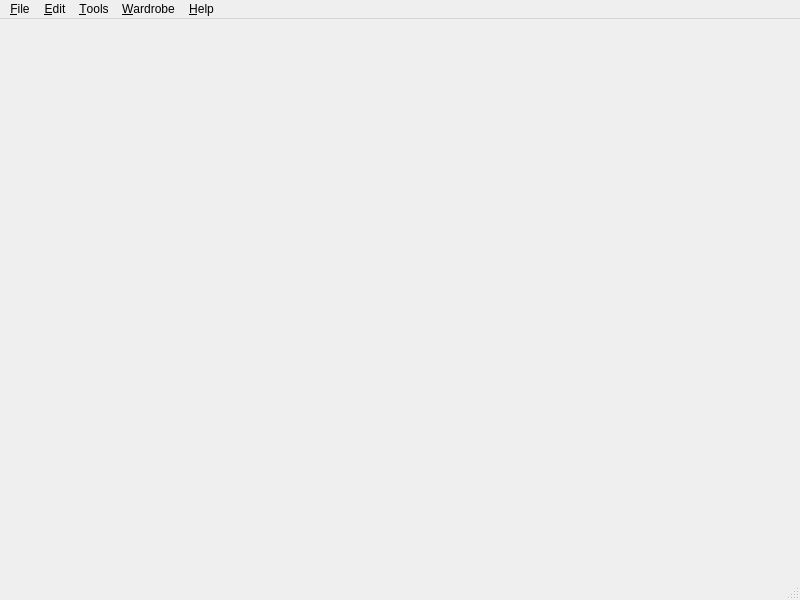
Above: src/ui/pengui.ui from pieroproietti/pengui before the change. Below: the same form after it.
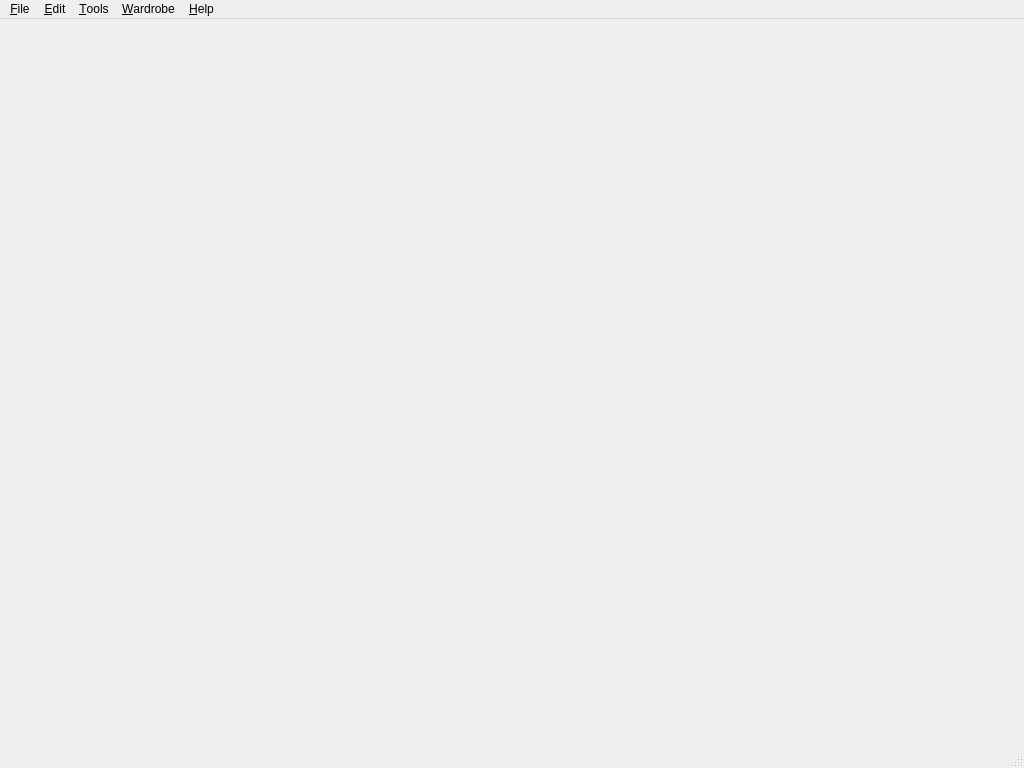
That is the form after the change. Icons and pictures are not drawn.

Diff of the .ui file:
```diff
--- a/src/ui/pengui.ui
+++ b/src/ui/pengui.ui
@@ -6,8 +6,8 @@
    <rect>
     <x>0</x>
     <y>0</y>
-    <width>800</width>
-    <height>600</height>
+    <width>1024</width>
+    <height>768</height>
    </rect>
   </property>
   <property name="windowTitle">
@@ -23,8 +23,8 @@
     <rect>
      <x>0</x>
      <y>0</y>
-     <width>800</width>
-     <height>21</height>
+     <width>1024</width>
+     <height>30</height>
     </rect>
    </property>
    <widget class="QMenu" name="menu_File">
```
